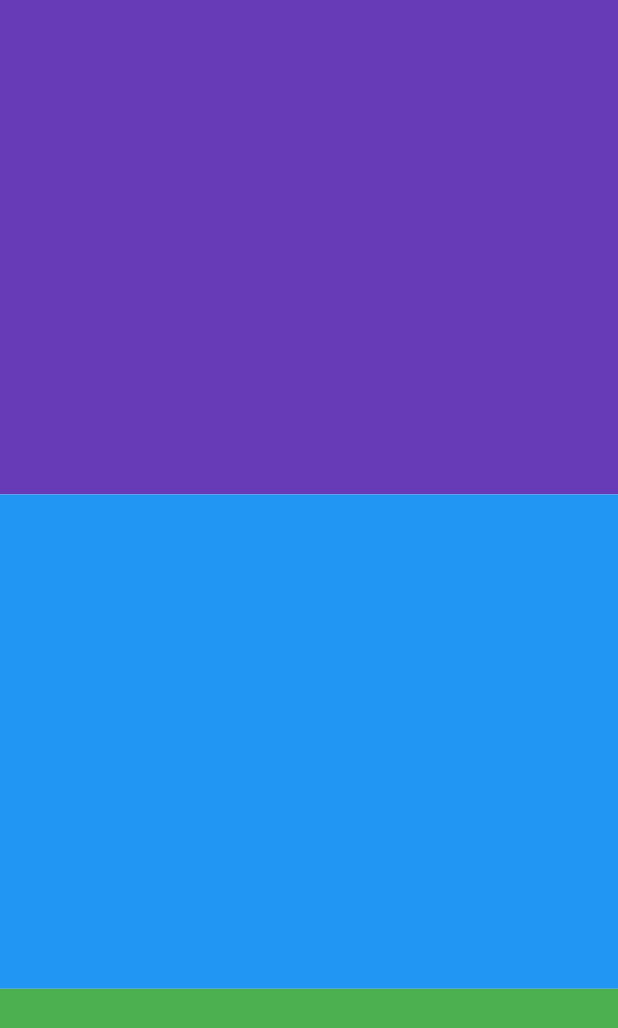
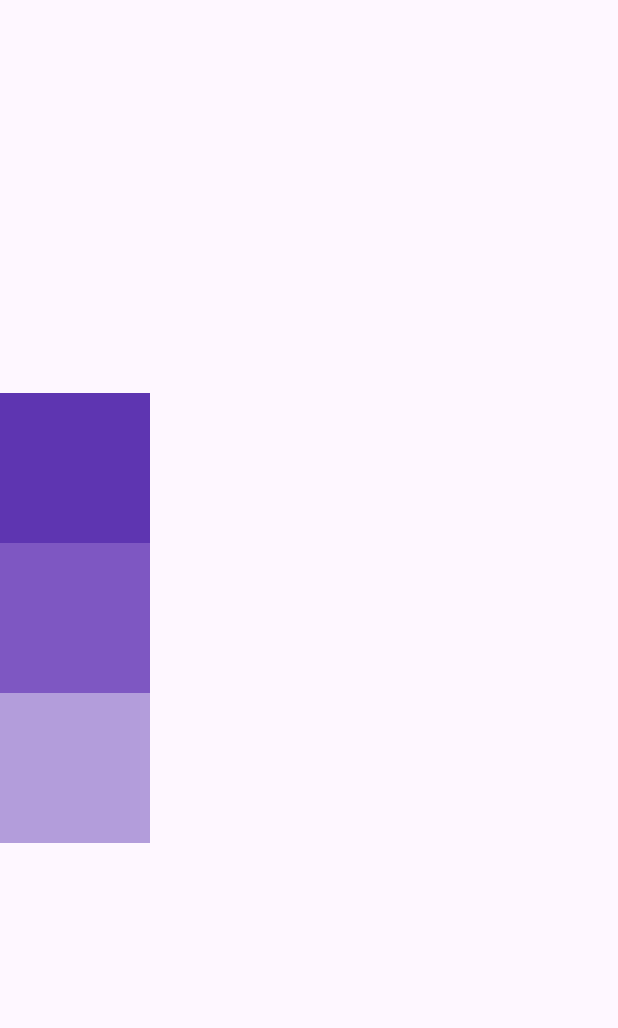
Before and after one commit to Drew-space/30_flutter_widgets, a Flutter app: the screen it shows after launch, on a phone screen of 412 x 824 dp. Shown: the top 1028 px of the screen. Run offline on Flutter 3.47's test engine with Material 3 defaults, Android fonts, the phone set to English and light mode, and no system bars.

Commit message:
Refactor HomePage layout to replace Expanded widgets with fixed-size Containers for consistent dimensions

```diff
--- a/lib/pages/home.dart
+++ b/lib/pages/home.dart
@@ -7,10 +7,11 @@ class HomePage extends StatelessWidget {
   Widget build(BuildContext context) {
     return Scaffold(
       body: Column(
+        mainAxisAlignment: MainAxisAlignment.center,
         children: [
-          Expanded(flex: 2, child: Container(color: Colors.deepPurple)),
-          Expanded(flex: 2, child: Container(color: Colors.blue)),
-          Expanded(child: Container(color: Colors.green)),
+          Container(height: 100, width: 100, color: Colors.deepPurple[600]),
+          Container(height: 100, width: 100, color: Colors.deepPurple[400]),
+          Container(height: 100, width: 100, color: Colors.deepPurple[200]),
         ],
       ),
     );
```
